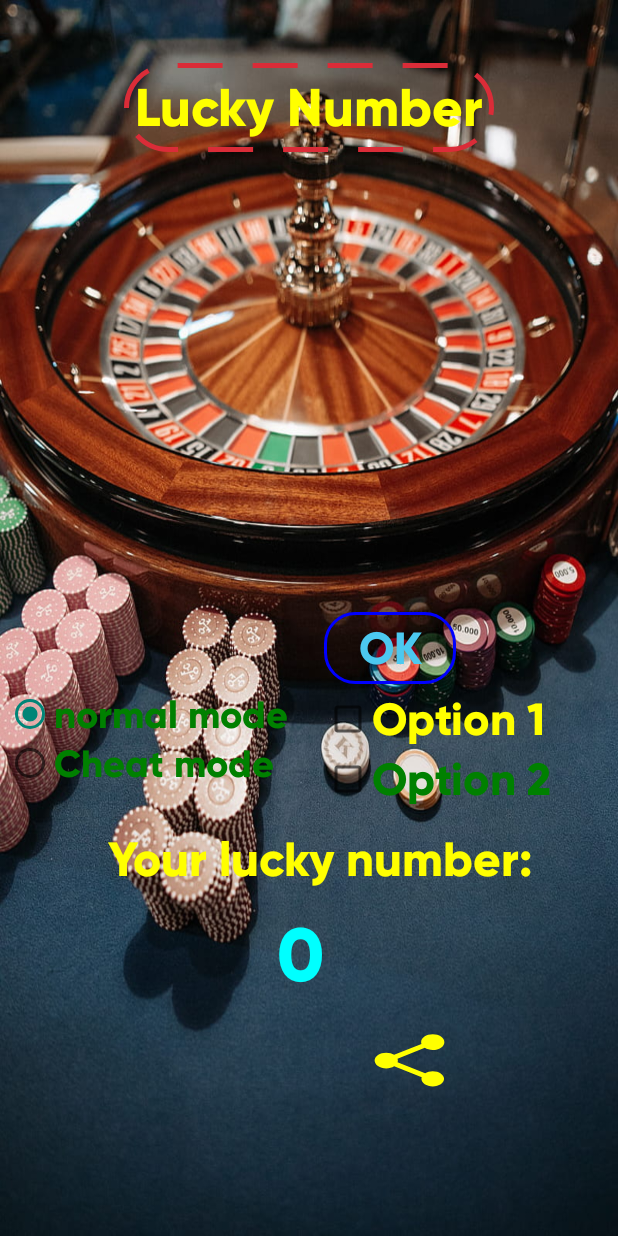
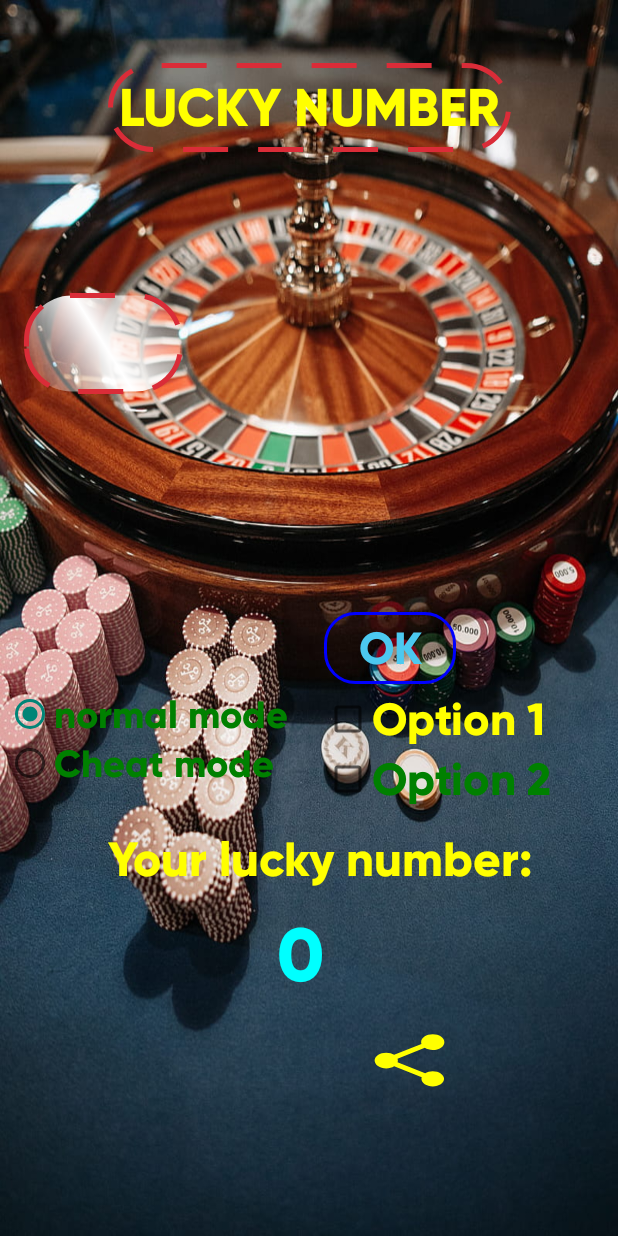
Before and after one commit to aparpEdu/Lucky-Numbers, an Android app: the layout activity_lucky_number.xml on its own in the app's theme, with its tools: preview values and no code run, on a phone screen of 412 x 824 dp. Run offline under Robolectric (Android 15) with nearby library versions, the phone set to English and light mode, and no system bars.

```diff
--- /dev/null
+++ b/app/src/main/res/drawable/frame_text2.xml
@@ -0,0 +1,29 @@
+<?xml version="1.0" encoding="utf-8"?>
+<shape xmlns:android="http://schemas.android.com/apk/res/android">
+    <gradient
+        android:centerColor="@android:color/white"
+        android:startColor="@android:color/transparent"
+        android:type="linear"
+        android:angle="45"
+        android:endColor="@android:color/transparent"
+        />
+
+    <padding>
+        z
+    </padding>
+    <corners
+        android:radius="30dp"/>
+
+    <stroke
+        android:width="3dp"
+        android:color="#da2c38"
+        android:dashWidth="30dp"
+        android:dashGap="20dp"
+        />
+<!--    <stroke-->
+<!--        android:width="3dp"-->
+<!--        android:color="#ffb5a7"-->
+<!--        android:dashWidth="30dp"-->
+<!--        android:dashGap="25dp"-->
+<!--        />-->
+</shape>
--- a/app/src/main/res/layout/activity_lucky_number.xml
+++ b/app/src/main/res/layout/activity_lucky_number.xml
@@ -16,6 +16,7 @@
         android:background="@drawable/frame_text"
         android:fontFamily="@font/gilroy"
         android:padding="7dp"
+        android:textAllCaps="true"
         android:text="@string/lucky_number"
         android:textColor="@color/yellow"
         android:textSize="35sp"
@@ -132,9 +133,9 @@
             android:id="@+id/radioButton2"
             android:layout_width="wrap_content"
             android:layout_height="wrap_content"
+            android:checked="true"
             android:fontFamily="@font/gilroy"
             android:text="@string/normal_mode"
-            android:checked="true"
             android:textColor="@color/green"
             android:textSize="25sp" />
 
@@ -148,4 +149,18 @@
             android:textSize="25sp" />
     </RadioGroup>
 
+    <Spinner
+        android:id="@+id/spinner"
+        android:layout_width="106dp"
+        android:layout_height="67dp"
+        android:layout_marginStart="16dp"
+        android:layout_marginTop="239dp"
+        android:layout_marginBottom="237dp"
+        android:background="@drawable/frame_text2"
+        android:padding="10dp"
+        app:layout_constraintBottom_toTopOf="@+id/checkBox2"
+        app:layout_constraintStart_toStartOf="parent"
+        app:layout_constraintTop_toTopOf="parent"
+        app:layout_constraintVertical_bias="1.0" />
+
 </androidx.constraintlayout.widget.ConstraintLayout>
--- a/build.gradle
+++ b/build.gradle
@@ -1,5 +1,5 @@
 // Top-level build file where you can add configuration options common to all sub-projects/modules.
 plugins {
-    id 'com.android.application' version '8.0.2' apply false
-    id 'com.android.library' version '8.0.2' apply false
+    id 'com.android.application' version '8.1.2' apply false
+    id 'com.android.library' version '8.1.2' apply false
 }
```
Also changed, not shown: app/src/main/java/com/example/luckynumber/LuckyNumberActivity.java (+34 -3 lines), app/src/main/res/values/strings.xml (+4 -3 lines).
